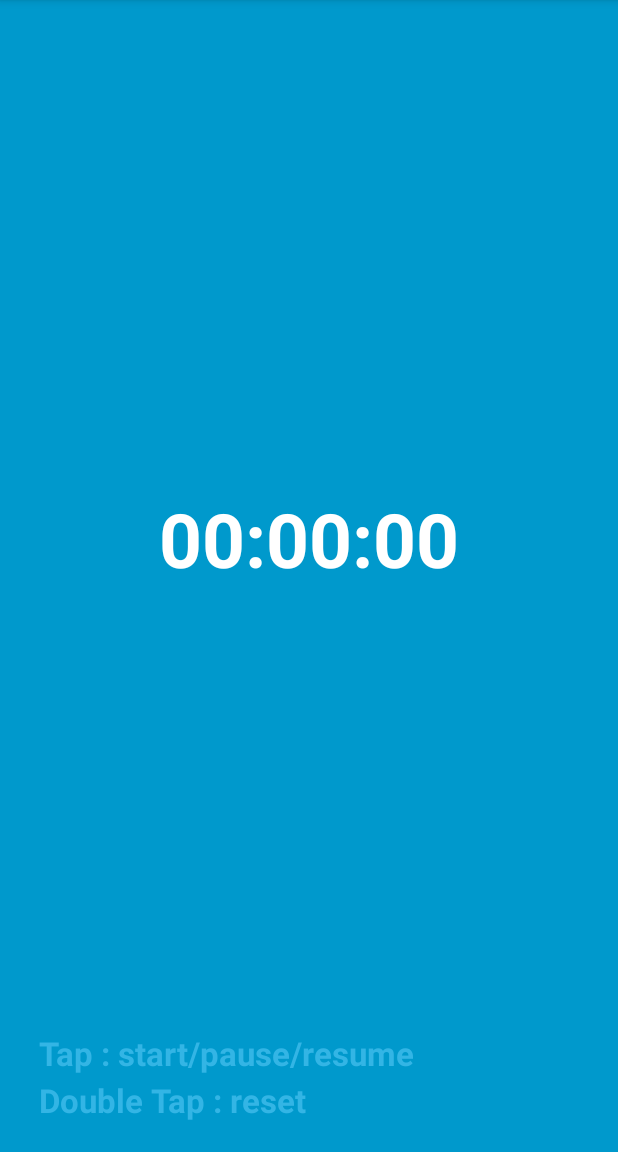
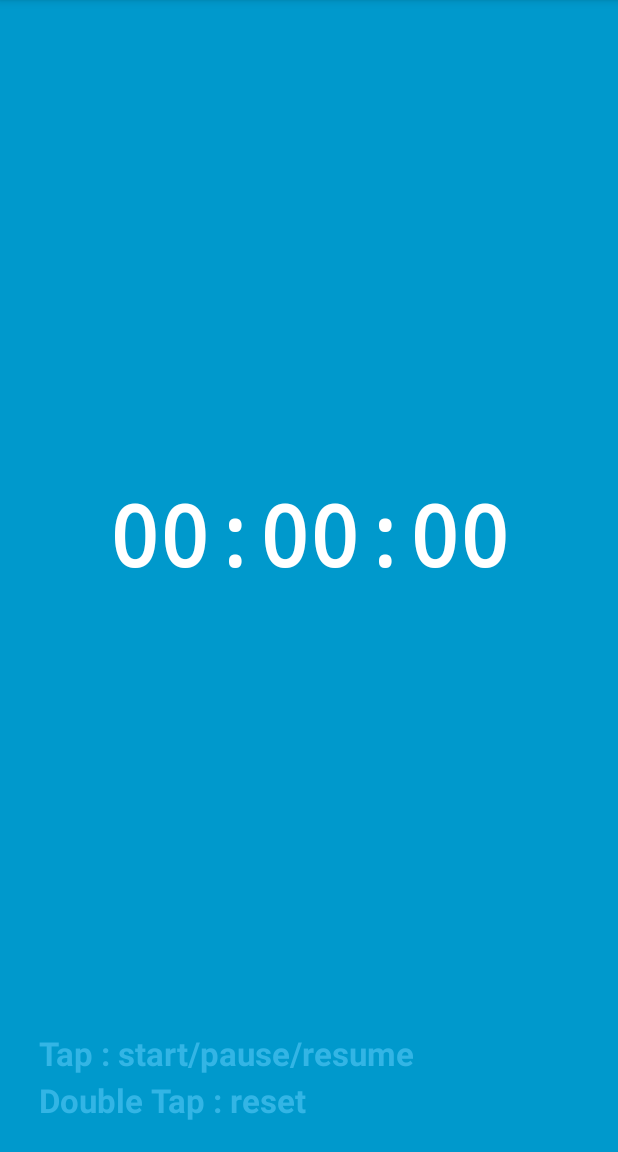
Before and after one commit to LarryKim/Andorid, an Android app: the screen it shows after launch (MainActivity), on a phone screen of 412 x 824 dp, the part 84-1236 px from its top. Run offline under Robolectric (Android 15) with nearby library versions, the phone set to English and light mode, and no system bars.

Commit message:
add reset logic when app activity is stoped or pause

```diff
--- a/apps/TapStopwatch/app/build.gradle
+++ b/apps/TapStopwatch/app/build.gradle
@@ -8,7 +8,7 @@ android {
         applicationId "com.happy.larry.tapstopwatch"
         minSdkVersion 14
         targetSdkVersion 21
-        versionCode 3
+        versionCode 4
         versionName "0.9"
     }
     buildTypes {
--- a/apps/TapStopwatch/app/src/main/res/layout/activity_main.xml
+++ b/apps/TapStopwatch/app/src/main/res/layout/activity_main.xml
@@ -5,8 +5,9 @@
 
     <TextView android:id="@+id/stopwatch" android:layout_width="match_parent"
         android:layout_height="match_parent" android:keepScreenOn="true" android:textColor="#fff"
-        android:textStyle="bold" android:textSize="50sp" android:gravity="center"
-        android:layout_marginTop="-50dp"
+        android:textStyle="bold" android:textSize="56sp" android:gravity="center"
+        android:layout_marginTop="-56dp"
+        android:typeface="monospace"
         android:text="@string/reset_time" />
 
     <TextView android:id="@+id/info" android:layout_width="match_parent"
```
Also changed, not shown: apps/TapStopwatch/app/src/main/java/com/happy/larry/tapstopwatch/MainActivity.java (+8 -7 lines), 1 other file.
